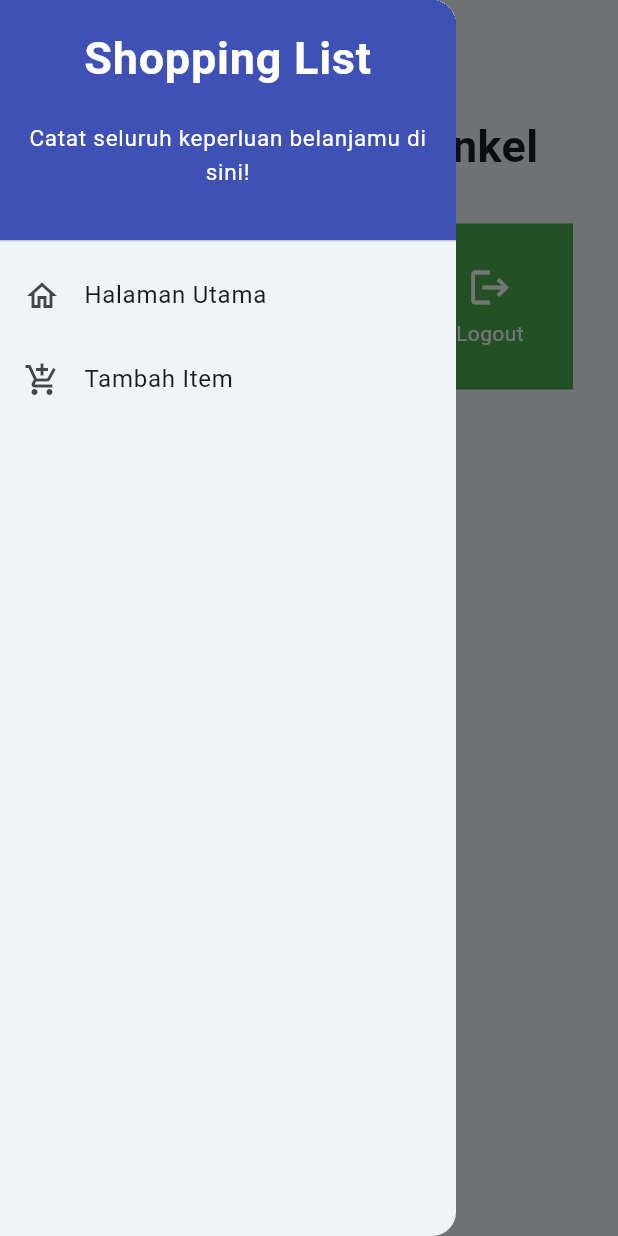
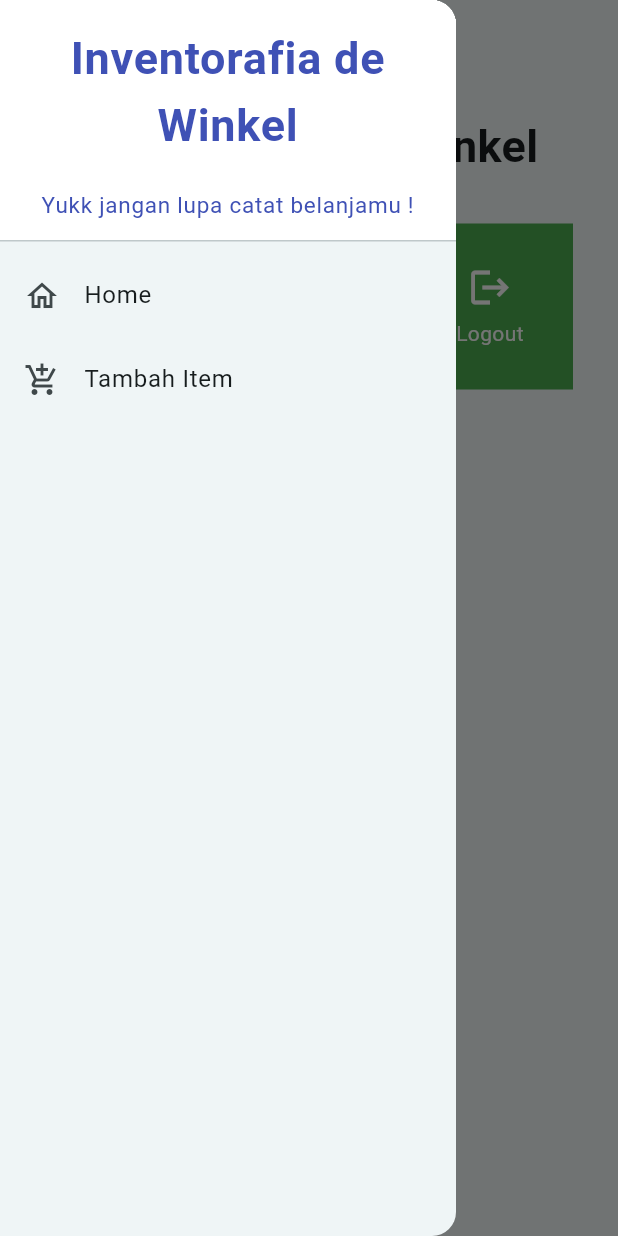
Before and after one commit to nandikarafi/inventorafia, a Flutter app: the screen it shows after launch, with the side drawer open, on a phone screen of 412 x 824 dp. Run offline on Flutter 3.47's test engine with Material 2 defaults, Android fonts, the phone set to English and light mode, and no system bars.

Commit message:
selesai tugas 8

```diff
--- a/lib/widgets/left_drawer.dart
+++ b/lib/widgets/left_drawer.dart
@@ -12,26 +12,26 @@ class LeftDrawer extends StatelessWidget {
         children: [
           const DrawerHeader(
             decoration: BoxDecoration(
-              color: Colors.indigo,
+              color: Colors.white,
             ),
             child: Column(
               children: [
                 Text(
-                  'Shopping List',
+                  'Inventorafia de Winkel',
                   textAlign: TextAlign.center,
                   style: TextStyle(
                     fontSize: 30,
                     fontWeight: FontWeight.bold,
-                    color: Colors.white,
+                    color: Colors.indigo,
                   ),
                 ),
                 Padding(padding: EdgeInsets.all(10)),
                 Text(
-                  "Catat seluruh keperluan belanjamu di sini!",
+                  "Yukk jangan lupa catat belanjamu !",
                   textAlign: TextAlign.center,
                   style: TextStyle(
                     fontSize: 15,
-                    color: Colors.white,
+                    color: Colors.indigo,
                     fontWeight: FontWeight.normal,
                   ),
                 ),
@@ -41,7 +41,7 @@ class LeftDrawer extends StatelessWidget {
 
           ListTile(
             leading: const Icon(Icons.home_outlined),
-            title: const Text('Halaman Utama'),
+            title: const Text('Home'),
             // Bagian redirection ke MyHomePage
             onTap: () {
               Navigator.pushReplacement(
@@ -57,8 +57,8 @@ class LeftDrawer extends StatelessWidget {
               // Bagian redirection ke ShopFormPage
               onTap: () {
                 /*
-            TODO: Buatlah routing ke ShopFormPage di sini,
-            setelah halaman ShopFormPage sudah dibuat.*/
+            // routing ke ShopFormPage di sini,
+            // setelah halaman ShopFormPage sudah dibuat.*/
                 Navigator.push(
                     context,
                     MaterialPageRoute(
--- a/lib/widgets/shop_card.dart
+++ b/lib/widgets/shop_card.dart
@@ -29,12 +29,12 @@ class ShopCard extends StatelessWidget {
 
           // Navigate ke route yang sesuai (tergantung jenis tombol)
           if (item.name == "Tambah Item") {
-            // TODO: Gunakan Navigator.push untuk melakukan navigasi ke MaterialPageRoute yang mencakup ShopFormPage.
+            // Menggunakan Navigator.push untuk melakukan navigasi ke MaterialPageRoute yang mencakup ShopFormPage.
             Navigator.push(
               context,
               MaterialPageRoute(
                 builder: (context) =>
-                    const ShopFormPage(), // Gantilah dengan nama halaman tujuan Anda.
+                    const ShopFormPage(),
               ),
             );
           }
```
Also changed, not shown: lib/screens/shoplist_form.dart (+4 -4 lines), 1 other file.
